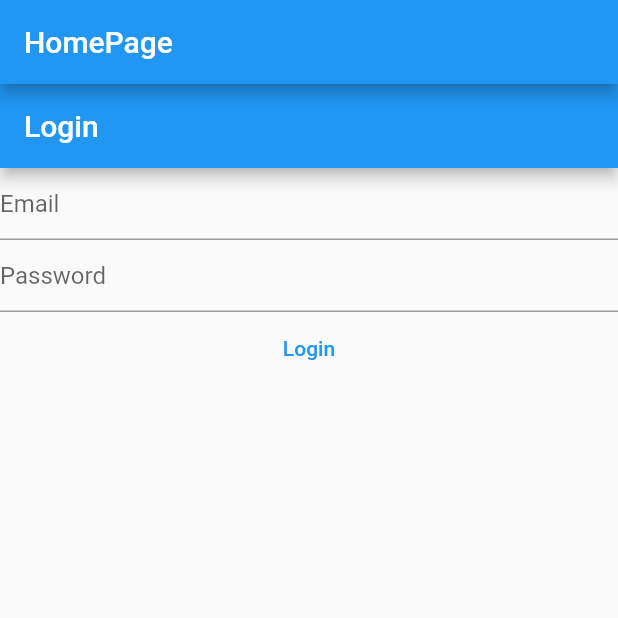
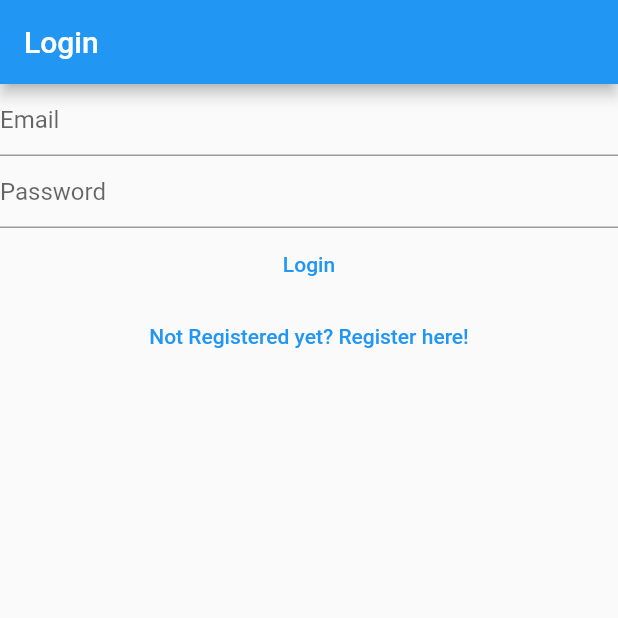
Before and after one commit to sprinkelcell/notes, a Flutter app: the screen it shows after launch, on a phone screen of 412 x 824 dp, the top half of it. Run offline on Flutter 3.47's test engine with Material 2 defaults, Android fonts, the phone set to English and light mode, and no system bars; our stand-ins replace firebase_auth, firebase_core; accounts and stored records are empty.

Commit message:
31.02.2022

```diff
--- a/lib/main.dart
+++ b/lib/main.dart
@@ -1,5 +1,8 @@
 import 'package:flutter/material.dart';
+import 'package:notes/views/email_verify_view.dart';
 import 'package:notes/views/home_page.dart';
+import 'package:notes/views/login_view.dart';
+import 'package:notes/views/register_view.dart';
 
 void main() {
   runApp(const MyApp());
@@ -17,6 +20,11 @@ class MyApp extends StatelessWidget {
       darkTheme: ThemeData(
         primarySwatch: Colors.pink,
       ),
+      routes: {
+        '/login/': (context) => const LoginView(),
+        '/register/': (context) => const RegisterView(),
+        '/verifyEmail/': (context) => const EmailVerifyView(),
+      },
       home: const HomePage(),
     );
   }
--- a/lib/views/home_page.dart
+++ b/lib/views/home_page.dart
@@ -3,6 +3,7 @@ import 'dart:developer';
 import 'package:firebase_auth/firebase_auth.dart';
 import 'package:firebase_core/firebase_core.dart';
 import 'package:flutter/material.dart';
+import 'package:notes/views/email_verify_view.dart';
 import 'package:notes/views/login_view.dart';
 
 import '../firebase_options.dart';
@@ -12,11 +13,7 @@ class HomePage extends StatelessWidget {
 
   @override
   Widget build(BuildContext context) {
-    return Scaffold(
-      appBar: AppBar(
-        title: const Text('HomePage'),
-      ),
-      body: FutureBuilder(
+    return FutureBuilder(
       future: Firebase.initializeApp(
           options: DefaultFirebaseOptions.currentPlatform),
       builder: (context, snapshot) {
@@ -25,13 +22,14 @@ class HomePage extends StatelessWidget {
             final currentUser = FirebaseAuth.instance.currentUser;
             if (currentUser == null) {
               return const LoginView();
+            } else if (!currentUser.emailVerified) {
+              return const EmailVerifyView();
             }
-              return Text(currentUser.toString());
+            return const Text('Hello');
           default:
-              return const Text('Loading...');
+            return const CircularProgressIndicator();
         }
       },
-      ),
     );
   }
 }
--- a/lib/views/login_view.dart
+++ b/lib/views/login_view.dart
@@ -32,14 +32,8 @@ class _LoginViewState extends State<LoginView> {
   @override
   Widget build(BuildContext context) {
     return Scaffold(
-      appBar: AppBar(title: const Text("Login")),
-      body: FutureBuilder(
-        future: Firebase.initializeApp(
-            options: DefaultFirebaseOptions.currentPlatform),
-        builder: (context, snapshot) {
-          switch (snapshot.connectionState) {
-            case ConnectionState.done:
-              return Column(
+      appBar: AppBar(title: const Text('Login')),
+      body: Column(
         children: [
           TextField(
             controller: _email,
@@ -75,12 +69,13 @@ class _LoginViewState extends State<LoginView> {
                 }
               },
               child: const Text("Login")),
+          TextButton(
+              onPressed: () {
+                Navigator.of(context)
+                    .pushNamedAndRemoveUntil('/register/', (route) => false);
+              },
+              child: const Text('Not Registered yet? Register here!'))
         ],
-              );
-            default:
-              return const Text('Loading...');
-          }
-        },
       ),
     );
   }
```
Also changed, not shown: lib/views/email_verify_view.dart (added, +29 -0 lines), lib/views/register_view.dart (+8 -13 lines). Lines whose indentation alone changed are shown as unchanged.
